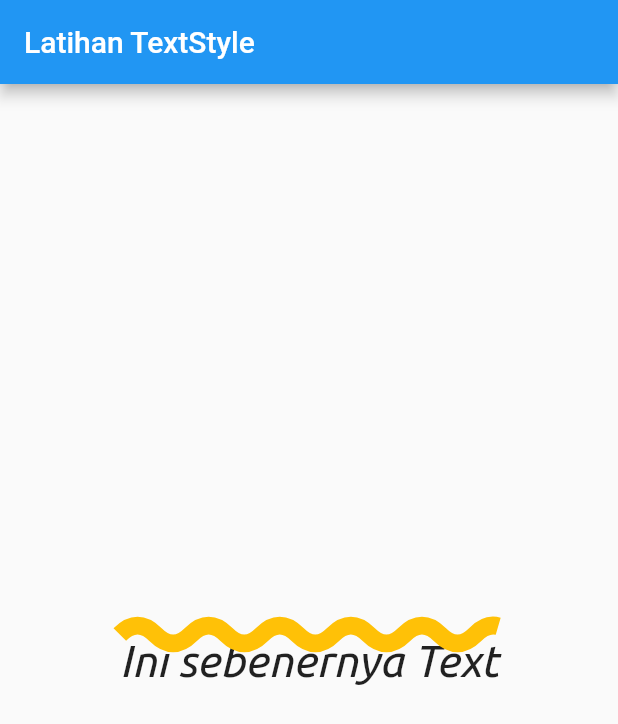
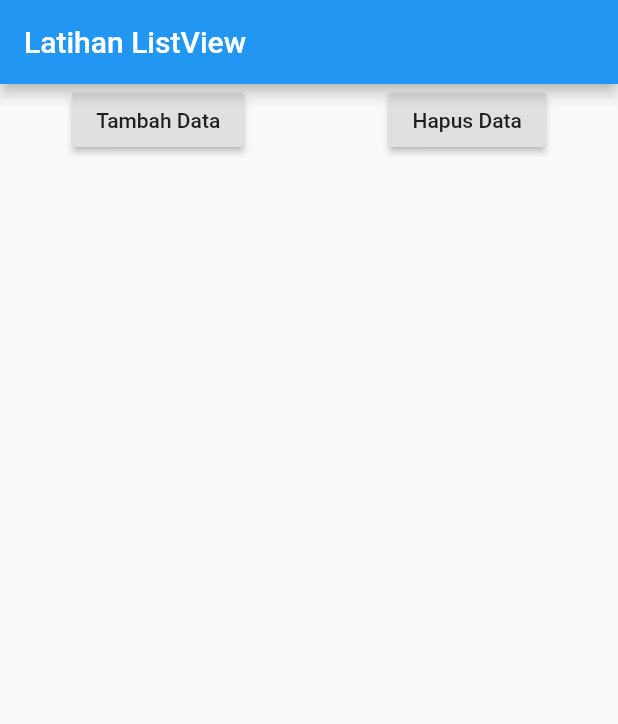
Before and after one commit to dsjtx/Belajar-Flutter, a Flutter app: the screen it shows after launch, on a phone screen of 412 x 824 dp. Shown: the top 724 px of the screen. Run offline on Flutter 3.47's test engine with Material 2 defaults, Android fonts, the phone set to English and light mode, and no system bars.

Commit message:
List & ListView

```diff
--- a/lib/main.dart
+++ b/lib/main.dart
@@ -1,5 +1,3 @@
-import 'dart:ui';
-
 import 'package:flutter/material.dart';
 
 void main() => runApp(MyApp());
@@ -10,25 +8,45 @@
 }
 
 class _MyAppState extends State<MyApp> {
+  int counter = 1;
+  List<Widget> widgets = [];
+
   @override
   Widget build(BuildContext context) {
     return MaterialApp(
       home: Scaffold(
         appBar: AppBar(
-          title: Text("Latihan TextStyle"),
+          title: Text("Latihan ListView"),
         ),
-        body: Center(
-          child: Text(
-            "Ini sebenernya Text",
-            style: TextStyle(
-                fontFamily: "Ubuntu",
-                fontStyle: FontStyle.italic,
-                fontSize: 30,
-                decoration: TextDecoration.overline,
-                decorationColor: Colors.amber,
-                decorationThickness: 5,
-                decorationStyle: TextDecorationStyle.wavy),
-          ),
+        body: ListView(
+          children: <Widget>[
+            Row(
+              mainAxisAlignment: MainAxisAlignment.spaceAround,
+              children: <Widget>[
+                RaisedButton(
+                    child: Text("Tambah Data"),
+                    onPressed: () {
+                      setState(() {
+                        widgets.add(Text(
+                          "Data ke-" + counter.toString(),
+                          style: TextStyle(fontSize: 35),
+                        ));
+                        counter++;
+                      });
+                    }),
+                RaisedButton(child: Text("Hapus Data"), onPressed: (){
+                  setState(() {
+                    widgets.removeLast();
+                    counter--;
+                  });
+                })
+              ],
+            ),
+            Column(
+              crossAxisAlignment: CrossAxisAlignment.start,
+              children: widgets,
+            )
+          ],
         ),
       ),
     );
```
